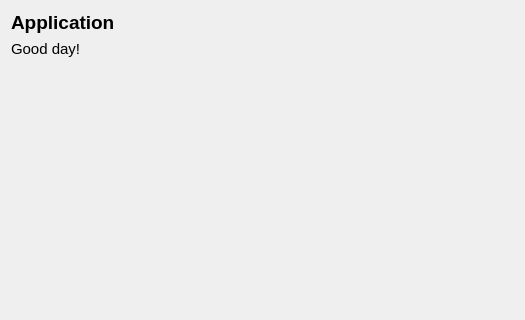
This is NickvisionApplication/UI/Views/HomePage.ui in NickvisionApps/Application as Qt 5 draws it before an edit; both pictures show x 0 to 525 and y 0 to 320 of the 525 by 471 pixel window. The edited form follows.
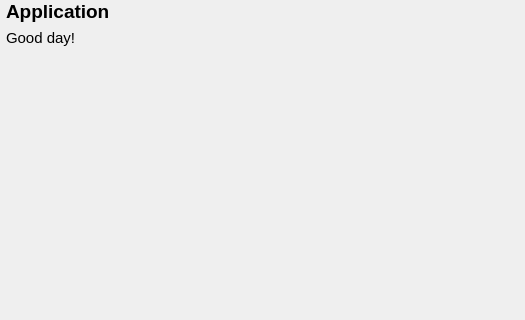
This is the edited form.

Patch:
```diff
--- a/NickvisionApplication/UI/Views/HomePage.ui
+++ b/NickvisionApplication/UI/Views/HomePage.ui
@@ -11,6 +11,18 @@
    </rect>
   </property>
   <layout class="QHBoxLayout" name="horizontalLayout_2">
+   <property name="leftMargin">
+    <number>6</number>
+   </property>
+   <property name="topMargin">
+    <number>0</number>
+   </property>
+   <property name="rightMargin">
+    <number>0</number>
+   </property>
+   <property name="bottomMargin">
+    <number>0</number>
+   </property>
    <item>
     <layout class="QVBoxLayout" name="verticalLayout">
      <item>
```
